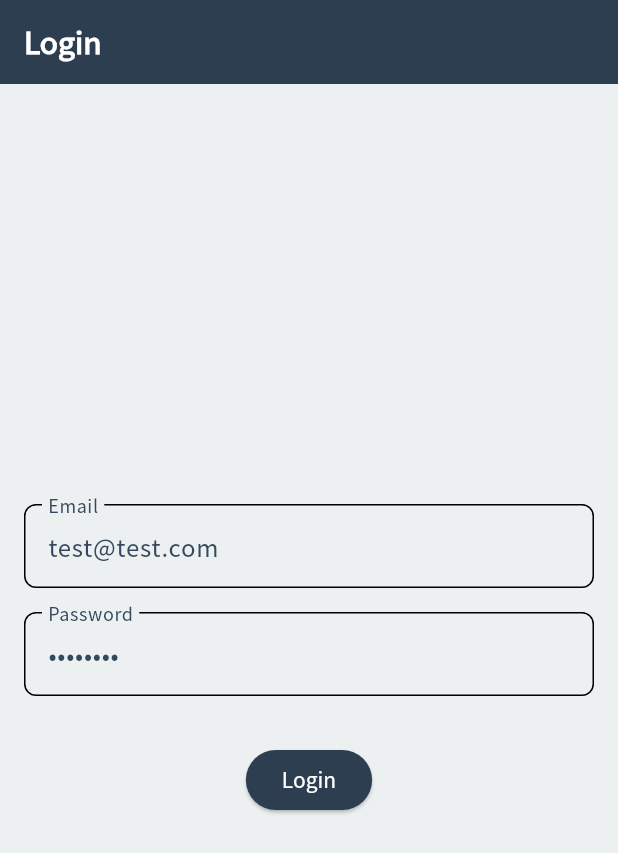
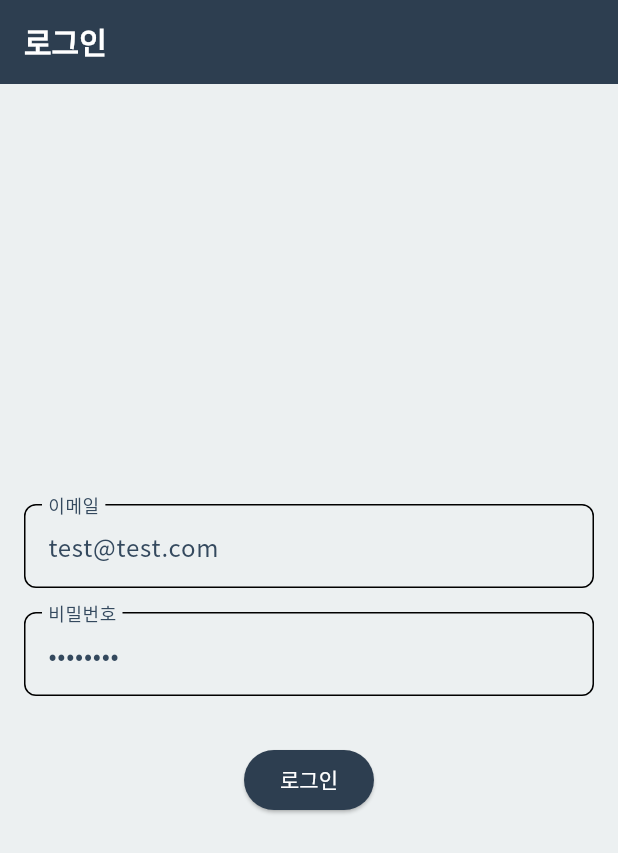
Before and after one commit to Sharknia/hono-front, a Flutter app: the screen it shows after launch, on a phone screen of 412 x 824 dp. Shown: the top 853 px of the screen. Run offline on Flutter 3.47's test engine with Material 3 defaults, Android fonts, the phone set to English and light mode, and no system bars; our stand-ins replace dio, flutter_dotenv, flutter_riverpod, flutter_secure_storage, freezed_annotation, go_router.

Commit message:
feat(localization): 한국어로 UI 텍스트 및 로그인 화면 개선

```diff
--- a/hotdeal_tuum/lib/presentation/screens/error_screen.dart
+++ b/hotdeal_tuum/lib/presentation/screens/error_screen.dart
@@ -1,5 +1,6 @@
 import 'package:flutter/material.dart';
 import 'package:go_router/go_router.dart';
+import 'package:hotdeal_tuum/routes/route_names.dart';
 
 class ErrorScreen extends StatelessWidget {
   final String? error;
@@ -8,16 +9,16 @@ class ErrorScreen extends StatelessWidget {
   @override
   Widget build(BuildContext context) {
     return Scaffold(
-      appBar: AppBar(title: const Text('Error')),
+      appBar: AppBar(title: const Text('오류')),
       body: Center(
         child: Column(
           mainAxisAlignment: MainAxisAlignment.center,
           children: [
-            Text(error ?? 'Page not found'),
+            Text(error ?? '페이지를 찾을 수 없습니다.'),
             const SizedBox(height: 20),
             ElevatedButton(
-              onPressed: () => context.go('/'),
-              child: const Text('Go to Home'),
+              onPressed: () => context.goNamed(AppRouteNames.home),
+              child: const Text('홈으로 가기'),
             ),
           ],
         ),
--- a/hotdeal_tuum/lib/presentation/screens/home_screen.dart
+++ b/hotdeal_tuum/lib/presentation/screens/home_screen.dart
@@ -6,9 +6,9 @@ class HomeScreen extends StatelessWidget {
   @override
   Widget build(BuildContext context) {
     return Scaffold(
-      appBar: AppBar(title: const Text('Home')),
+      appBar: AppBar(title: const Text('홈')),
       body: const Center(
-        child: Text('Welcome Home!'),
+        child: Text('로그인 성공!'),
       ),
     );
   }
--- a/hotdeal_tuum/lib/presentation/screens/login_screen.dart
+++ b/hotdeal_tuum/lib/presentation/screens/login_screen.dart
@@ -5,67 +5,90 @@ import 'package:hotdeal_tuum/core/di/providers.dart';
 import 'package:hotdeal_tuum/domain/providers/auth/auth_state.dart';
 import 'package:hotdeal_tuum/routes/route_names.dart';
 
-class LoginScreen extends ConsumerWidget {
+class LoginScreen extends ConsumerStatefulWidget {
   const LoginScreen({super.key});
 
   @override
-  Widget build(BuildContext context, WidgetRef ref) {
-    // Listen to the auth state for side-effects like navigation or showing errors
+  ConsumerState<LoginScreen> createState() => _LoginScreenState();
+}
+
+class _LoginScreenState extends ConsumerState<LoginScreen> {
+  late final TextEditingController _emailController;
+  late final TextEditingController _passwordController;
+
+  @override
+  void initState() {
+    super.initState();
+    _emailController = TextEditingController(text: 'test@test.com');
+    _passwordController = TextEditingController(text: 'password');
+  }
+
+  @override
+  void dispose() {
+    _emailController.dispose();
+    _passwordController.dispose();
+    super.dispose();
+  }
+
+  void _login() {
+    ref.read(authNotifierProvider.notifier).login(
+          email: _emailController.text,
+          password: _passwordController.text,
+          rememberMe: true,
+        );
+  }
+
+  @override
+  Widget build(BuildContext context) {
     ref.listen<AuthState>(authNotifierProvider, (previous, next) {
       next.maybeWhen(
         authenticated: () {
-          // Navigate to home on successful authentication
           context.goNamed(AppRouteNames.home);
         },
         error: (message) {
-          // Show a snackbar on error
           ScaffoldMessenger.of(context).showSnackBar(
             SnackBar(content: Text(message)),
           );
         },
-        orElse: () {}, // Do nothing for other states
+        orElse: () {},
       );
     });
 
     final authState = ref.watch(authNotifierProvider);
-    final emailController = TextEditingController(text: 'test@test.com');
-    final passwordController = TextEditingController(text: 'password');
 
     return Scaffold(
-      appBar: AppBar(title: const Text('Login')),
+      appBar: AppBar(title: const Text('로그인')),
       body: Padding(
         padding: const EdgeInsets.all(16.0),
+        child: Form(
           child: Column(
             mainAxisAlignment: MainAxisAlignment.center,
             children: [
-            TextField(
-              controller: emailController,
-              decoration: const InputDecoration(labelText: 'Email'),
+              TextFormField(
+                controller: _emailController,
+                decoration: const InputDecoration(labelText: '이메일'),
                 keyboardType: TextInputType.emailAddress,
+                onFieldSubmitted: (_) => _login(),
               ),
               const SizedBox(height: 16),
-            TextField(
-              controller: passwordController,
-              decoration: const InputDecoration(labelText: 'Password'),
+              TextFormField(
+                controller: _passwordController,
+                decoration: const InputDecoration(labelText: '비밀번호'),
                 obscureText: true,
+                onFieldSubmitted: (_) => _login(),
               ),
               const SizedBox(height: 32),
               authState.maybeWhen(
                 loading: () => const CircularProgressIndicator(),
                 orElse: () => ElevatedButton(
-                onPressed: () {
-                  ref.read(authNotifierProvider.notifier).login(
-                        email: emailController.text,
-                        password: passwordController.text,
-                        rememberMe: true,
-                      );
-                },
-                child: const Text('Login'),
+                  onPressed: _login,
+                  child: const Text('로그인'),
                 ),
               ),
             ],
           ),
         ),
+      ),
     );
   }
 }
--- a/hotdeal_tuum/lib/presentation/screens/splash_screen.dart
+++ b/hotdeal_tuum/lib/presentation/screens/splash_screen.dart
@@ -30,7 +30,7 @@ class _SplashScreenState extends State<SplashScreen> {
           children: [
             CircularProgressIndicator(),
             SizedBox(height: 20),
-            Text('Hotdeal Tuum'),
+            Text('핫딜 틈'),
           ],
         ),
       ),
--- a/todo.txt
+++ /dev/null
@@ -1 +0,0 @@
-로그인 화면에서 로그인 실패하고 나면 새로고침 됨 개킹받음
```
Also changed, not shown: .taskmaster/config.json. Lines whose indentation alone changed are shown as unchanged.
